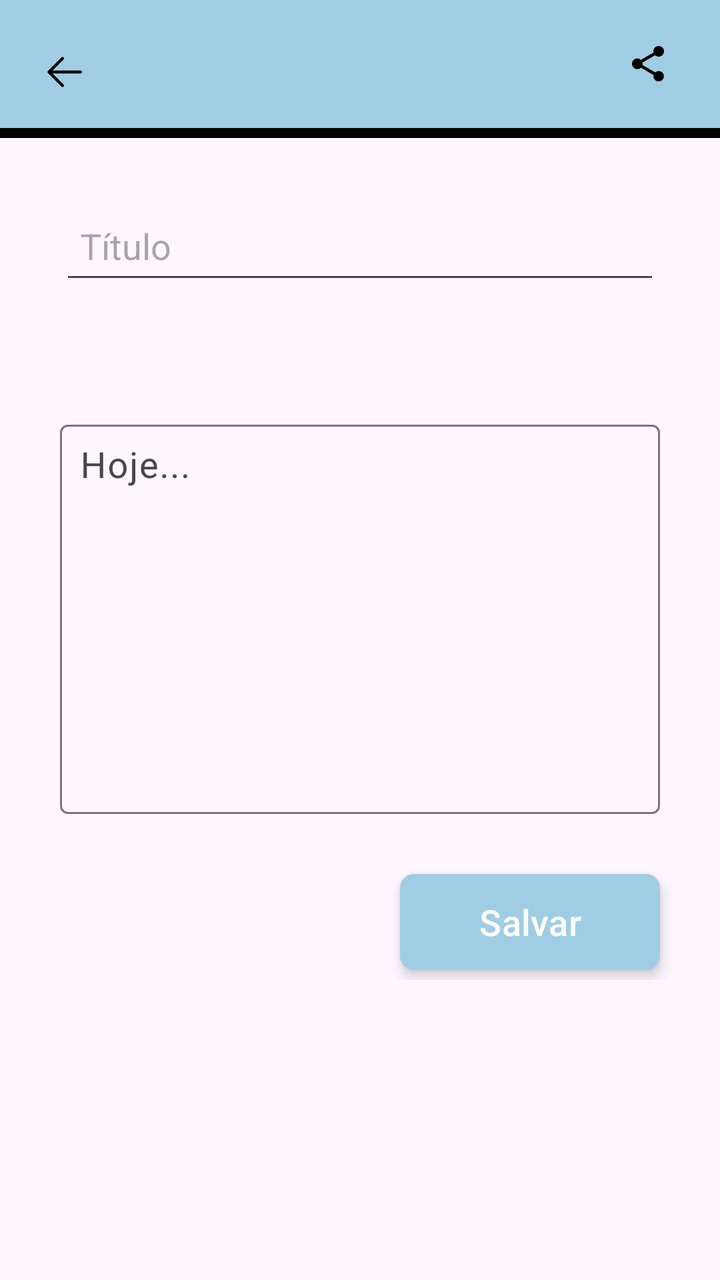
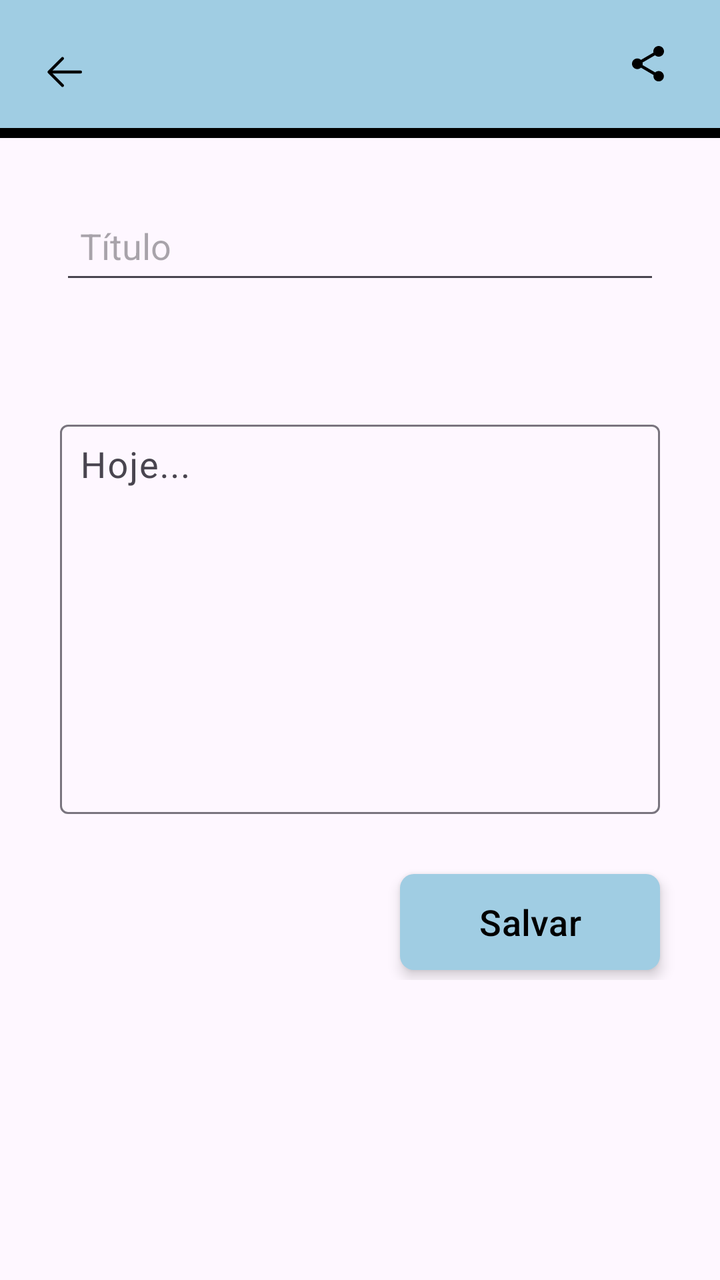

The first picture is an Android layout as it rendered before a commit; the second is the same layout after the commit. The layout source and the unified diff follow.
<!-- AndroidManifest.xml: application theme Theme.Atividade4 -->
<!-- res/layout/fragment_diario_texto.xml -->
<?xml version="1.0" encoding="utf-8"?>
<ScrollView xmlns:android="http://schemas.android.com/apk/res/android"
    xmlns:app="http://schemas.android.com/apk/res-auto"
    xmlns:tools="http://schemas.android.com/tools"
    android:layout_width="match_parent"
    android:layout_height="match_parent"
    tools:context=".FragmentDiarioTexto"
    android:id="@+id/fragment_diario_texto">

    <androidx.constraintlayout.widget.ConstraintLayout
        android:layout_width="match_parent"
        android:layout_height="match_parent">

        <com.google.android.material.appbar.MaterialToolbar
            android:id="@+id/toolbar"
            android:layout_width="match_parent"
            android:layout_height="wrap_content"
            android:background="@color/colorPrimary"
            android:padding="4dp"
            app:layout_constraintTop_toTopOf="parent"
            app:layout_constraintStart_toStartOf="parent"
            app:layout_constraintEnd_toEndOf="parent"
            app:navigationIcon="@drawable/img_voltar">

            <ImageView
                android:id="@+id/btnCompartilhar"
                android:layout_width="wrap_content"
                android:layout_height="wrap_content"
                android:src="@drawable/ic_compartilhar"
                android:layout_gravity="end"
                android:layout_marginEnd="20dp"
                android:contentDescription="Compartilhar com o psicólogo"/>

        </com.google.android.material.appbar.MaterialToolbar>

        <LinearLayout
            android:id="@+id/linear_layout"
            android:layout_width="match_parent"
            android:layout_height="match_parent"
            android:orientation="vertical">

            <View
                android:id="@+id/viewlinha"
                android:layout_width="match_parent"
                android:layout_height="5dp"
                android:background="@color/black"
                app:layout_anchor="@+id/toolbar"
                app:layout_anchorGravity="bottom|center"
                android:layout_marginTop="?attr/actionBarSize"/>

            <EditText
                android:id="@+id/editText_Titulo"
                android:layout_width="match_parent"
                android:layout_height="48dp"
                android:layout_margin="30dp"
                android:padding="10dp"
                android:textSize="18sp"
                android:hint="Título"/>



            <com.google.android.material.textfield.TextInputLayout
                android:layout_width="match_parent"
                android:layout_height="200dp"
                android:layout_margin="30dp"
                android:hint="Hoje...">

                <com.google.android.material.textfield.TextInputEditText
                    android:id="@+id/input_editText"
                    android:layout_width="match_parent"
                    android:layout_height="match_parent"
                    android:inputType="textMultiLine|textCapSentences"
                    android:gravity="top|start"
                    android:scrollbars="vertical"
                    android:padding="10dp"
                    android:textSize="18sp"/>

            </com.google.android.material.textfield.TextInputLayout>

            <com.google.android.material.button.MaterialButton
                android:id="@+id/btnSalvar"
                android:layout_width="match_parent"
                android:layout_height="wrap_content"
                android:text="Salvar"
                android:textSize="18sp"
                android:layout_marginStart="200dp"
                android:layout_marginEnd="30dp"
                android:layout_marginBottom="5dp"
                android:elevation="8dp"
                android:translationZ="4dp"
                android:background="@drawable/bg_btn"/>


        </LinearLayout>

    </androidx.constraintlayout.widget.ConstraintLayout>


</ScrollView>
<!-- resources referenced by this layout -->
<resources>
  <color name="black">#FF000000</color>
  <color name="colorPrimary">#A0CDE3</color>
  <!-- drawable bg_btn (drawable) -->
  <?xml version="1.0" encoding="utf-8"?>
  <shape xmlns:android="http://schemas.android.com/apk/res/android"
      android:shape="rectangle">
  
      <solid android:color="@color/black"/>
      <corners android:radius="7dp"/>
    
  </shape>
  <!-- drawable ic_compartilhar (drawable) -->
  <vector xmlns:android="http://schemas.android.com/apk/res/android" android:height="24dp" android:viewportHeight="24" android:viewportWidth="24" android:width="24dp">
        
      <path android:fillColor="#000000" android:pathData="M15.591,16.2C16.053,15.782 16.658,15.516 17.333,15.516C18.764,15.516 19.929,16.68 19.929,18.111C19.929,19.542 18.764,20.707 17.333,20.707C15.902,20.707 14.738,19.542 14.738,18.111C14.738,17.916 14.764,17.72 14.809,17.533L8.48,13.836C8,14.28 7.369,14.556 6.667,14.556C5.191,14.556 4,13.364 4,11.889C4,10.413 5.191,9.222 6.667,9.222C7.369,9.222 8,9.498 8.48,9.942L14.747,6.289C14.702,6.084 14.667,5.88 14.667,5.667C14.667,4.191 15.858,3 17.333,3C18.809,3 20,4.191 20,5.667C20,7.142 18.809,8.333 17.333,8.333C16.631,8.333 16,8.058 15.52,7.613L9.253,11.267C9.298,11.471 9.333,11.676 9.333,11.889C9.333,12.102 9.298,12.307 9.253,12.511L15.591,16.2Z"/>
      
  </vector>
  <!-- drawable img_voltar (drawable) -->
  <vector xmlns:android="http://schemas.android.com/apk/res/android" android:height="24dp" android:viewportHeight="1024" android:viewportWidth="1024" android:width="24dp">
        
      <path android:fillColor="#000000" android:pathData="M224,480h640a32,32 0,1 1,0 64H224a32,32 0,0 1,0 -64z"/>
        
      <path android:fillColor="#000000" android:pathData="m237.2,512 l265.4,265.3a32,32 0,0 1,-45.3 45.3l-288,-288a32,32 0,0 1,0 -45.3l288,-288a32,32 0,1 1,45.3 45.3L237.2,512z"/>
      
  </vector>
  <style name="Theme.Atividade4" parent="Base.Theme.Atividade4" />
  <style name="Base.Theme.Atividade4" parent="Theme.Material3.DayNight.NoActionBar">
  
          <item name="colorPrimary">@color/colorPrimary</item>
          <item name="colorAccent">@color/color_details</item>
  
      </style>
  <color name="color_details">#A0CDE3</color>
</resources>

<!-- the commit's change to res/layout/fragment_diario_texto.xml (unified diff, before → after) -->
@@ -82,6 +82,7 @@
                 android:layout_width="match_parent"
                 android:layout_height="wrap_content"
                 android:text="Salvar"
+                android:textColor="@color/black"
                 android:textSize="18sp"
                 android:layout_marginStart="200dp"
                 android:layout_marginEnd="30dp"
